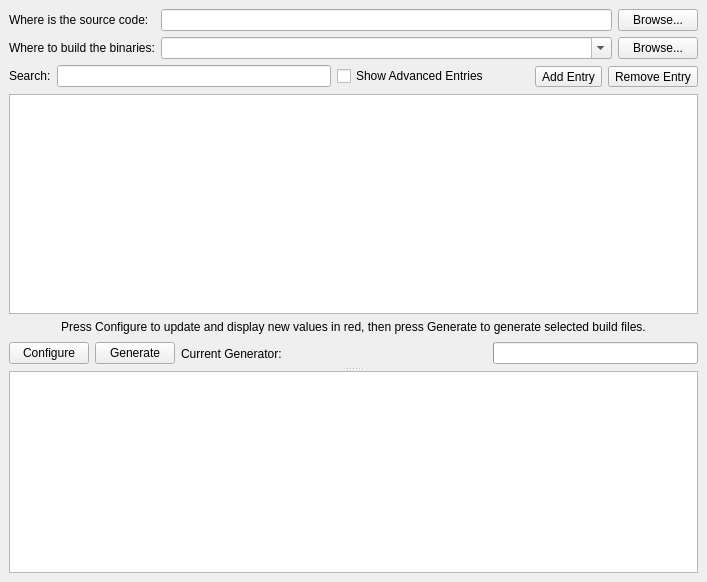
The window that Source/QtDialog/CMakeSetupDialog.ui (Kitware/CMake) describes before a commit, drawn with Qt 5.
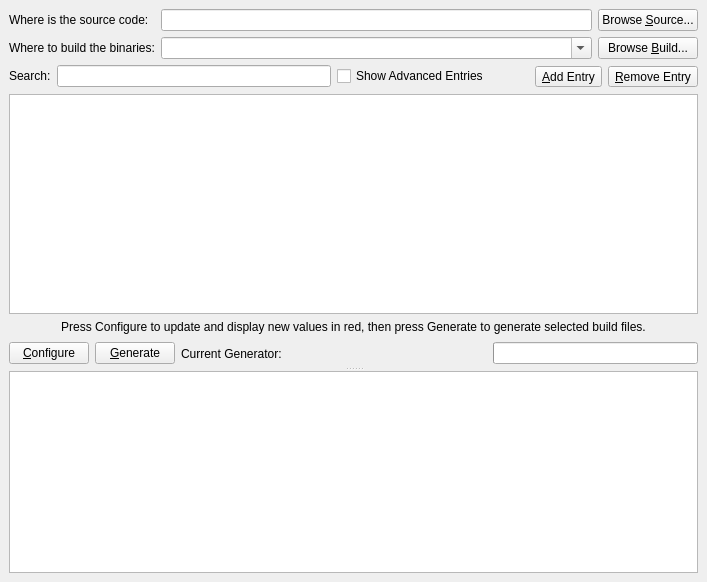
The same window after the commit. Icons and pictures are not drawn. Custom widgets are drawn as their Qt base class.

Commit message: ENH:  Add more shortcuts.  Fixes 6357.

Patch:
```diff
--- a/Source/QtDialog/CMakeSetupDialog.ui
+++ b/Source/QtDialog/CMakeSetupDialog.ui
@@ -37,7 +37,7 @@
      <item row="0" column="2" >
       <widget class="QPushButton" name="BrowseSourceDirectoryButton" >
        <property name="text" >
-        <string>Browse...</string>
+        <string>Browse &amp;Source...</string>
        </property>
       </widget>
      </item>
@@ -66,7 +66,7 @@
      <item row="1" column="2" >
       <widget class="QPushButton" name="BrowseBinaryDirectoryButton" >
        <property name="text" >
-        <string>Browse...</string>
+        <string>Browse &amp;Build...</string>
        </property>
       </widget>
      </item>
@@ -155,7 +155,7 @@
             <string>Add New Entry</string>
            </property>
            <property name="text" >
-            <string>Add Entry</string>
+            <string>&amp;Add Entry</string>
            </property>
            <property name="icon" >
             <iconset resource="CMakeSetup.qrc" >:/Icons/Plus16.png</iconset>
@@ -171,7 +171,7 @@
             <string>Remove Selected Entries</string>
            </property>
            <property name="text" >
-            <string>Remove Entry</string>
+            <string>&amp;Remove Entry</string>
            </property>
            <property name="icon" >
             <iconset resource="CMakeSetup.qrc" >:/Icons/Delete16.png</iconset>
@@ -220,14 +220,14 @@
          <item>
           <widget class="QPushButton" name="ConfigureButton" >
            <property name="text" >
-            <string>Configure</string>
+            <string>&amp;Configure</string>
            </property>
           </widget>
          </item>
          <item>
           <widget class="QPushButton" name="GenerateButton" >
            <property name="text" >
-            <string>Generate</string>
+            <string>&amp;Generate</string>
            </property>
           </widget>
          </item>
```
The commit also changes 1 other file.
